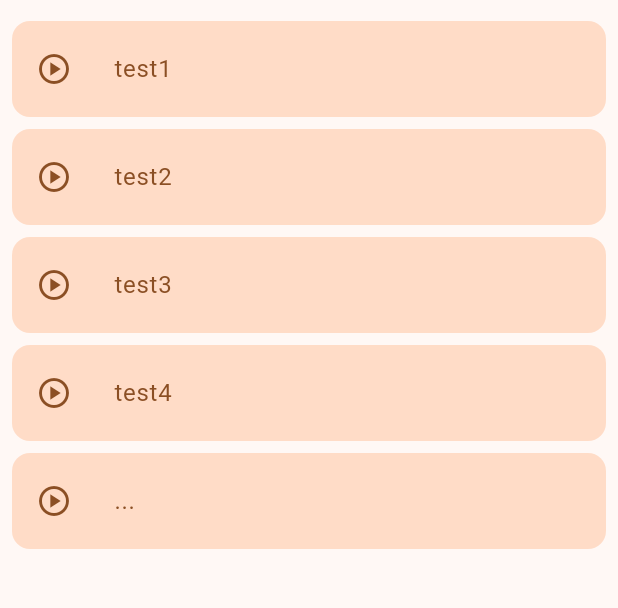
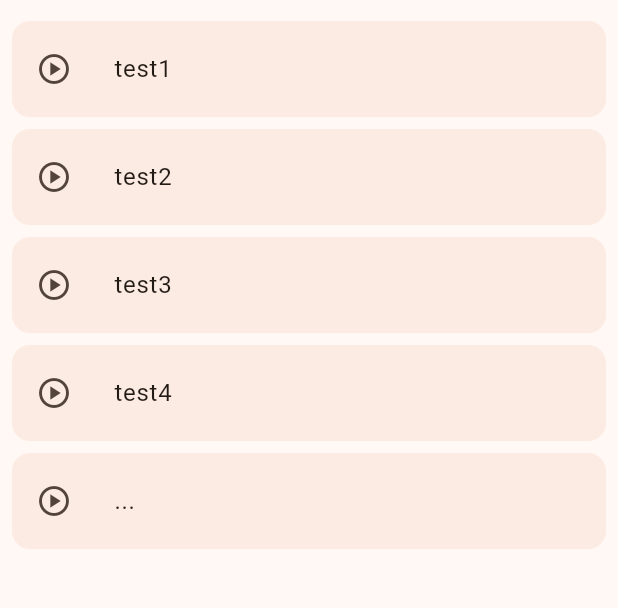
Before and after one commit to wggRobotic/PenGUIn, a Flutter app: the screen it shows after launch, on a phone screen of 412 x 824 dp, the part 75-683 px from its top. Run offline on Flutter 3.47's test engine with Material 3 defaults, Android fonts, the phone set to English and light mode, and no system bars.

```diff
--- a/frontend/lib/tabs/nodes_tab.dart
+++ b/frontend/lib/tabs/nodes_tab.dart
@@ -1,22 +1,24 @@
 import 'package:flutter/material.dart';
+import 'package:frontend/custom_provider.dart';
+import 'package:provider/provider.dart';
 
 class NodesTab extends StatelessWidget{
   const NodesTab({super.key});
 
   @override
   Widget build(BuildContext context) {
-    List<String> placeholder = ["test1", "test2", "test3", "test4", "..."];
     final theme = Theme.of(context).colorScheme;
+    final nodes = context.watch<NodeProvider>().nodes;
 
     // Display a simple list of available nodes
     return Padding(
       padding: const EdgeInsets.all(8.0),
       child: ListView.separated(
-        itemCount: placeholder.length,
+        itemCount: nodes.length,
         separatorBuilder: (context, index) => const SizedBox(height: 8),
         itemBuilder: (context, index) {
           return ListTile(
-            title: Text(placeholder[index]),
+            title: Text(nodes[index]),
             tileColor: theme.surfaceContainer,
             leading: IconButton(
               icon: Icon(Icons.play_circle_outlined),
@@ -25,7 +27,7 @@ class NodesTab extends StatelessWidget{
             selectedTileColor: theme.secondaryContainer,
             shape: RoundedRectangleBorder(borderRadius: BorderRadius.circular(12.0)),
             contentPadding: EdgeInsets.all(4.0),
-            selected: true,
+            selected: false,
           );
         },
       ),
@@ -36,4 +38,5 @@ class NodesTab extends StatelessWidget{
 // TODO: Implement selection
 // TODO: Launch a node
 //        => Provider handling selection state
-//        => Datamodell defining a node (make sur eit matches the JSON)
+//        => Datamodell defining a node (make sure it matches the JSON)
+//        => Connect to the server
```
Also changed, not shown: frontend/lib/main.dart (+12 -1 lines).
